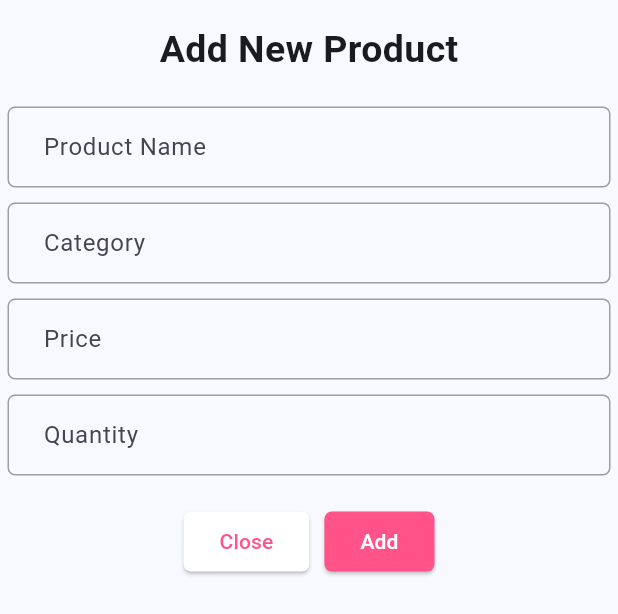
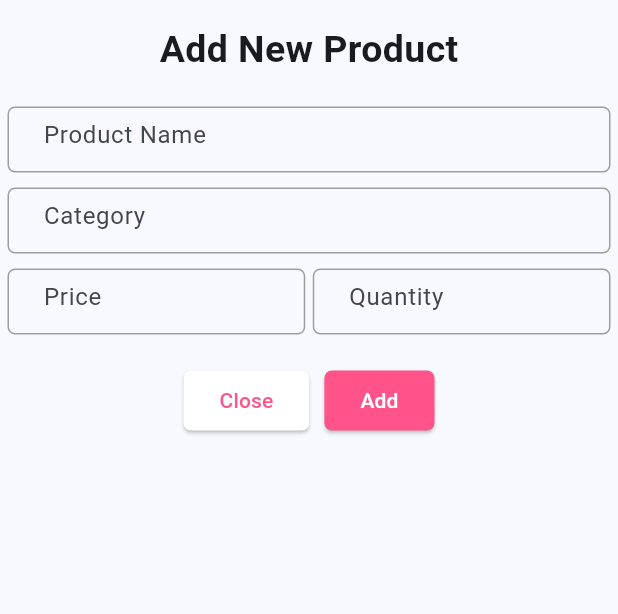
Before and after one commit to AkbarFahreza/cashier_app, a Flutter app: the InputModal widget shown alone on an empty page, opened directly with empty values, on a phone screen of 412 x 824 dp. Shown: the top 614 px of the screen. Run offline on Flutter 3.47's test engine with Material 3 defaults, Android fonts, the phone set to English and light mode, and no system bars; our stand-ins replace flutter_slidable, hive, hive_flutter; accounts and stored records are empty.

```diff
--- a/lib/input_modal.dart
+++ b/lib/input_modal.dart
@@ -1,4 +1,6 @@
+import 'package:flutter/cupertino.dart';
 import 'package:flutter/material.dart';
+import 'package:flutter/widgets.dart';
 
 class InputModal extends StatelessWidget {
   final TextEditingController nameController;
@@ -46,16 +48,29 @@ class InputModal extends StatelessWidget {
               keyboardType: TextInputType.text,
             ),
             const SizedBox(height: 10.0),
-            _buildTextField(
+            Row(
+              children: [
+                Flexible(
+                  child: Padding(
+                    padding: const EdgeInsets.only(right: 2.5),
+                    child: _buildTextField(
                       controller: priceController,
                       hintText: 'Price',
                       keyboardType: TextInputType.number,
                     ),
-            const SizedBox(height: 10.0),
-            _buildTextField(
+                  ),
+                ),
+                Flexible(
+                  child: Padding(
+                    padding: const EdgeInsets.only(left: 2.5),
+                    child: _buildTextField(
                       controller: quantityController,
                       hintText: 'Quantity',
                       keyboardType: TextInputType.number,
+                    ),
+                  ),
+                ),
+              ],
             ),
             const SizedBox(height: 20.0),
             Row(
@@ -127,7 +142,9 @@ class InputModal extends StatelessWidget {
     required String hintText,
     required TextInputType keyboardType,
   }) {
-    return TextField(
+    return SizedBox(
+      height: 44,
+      child: TextField(
         controller: controller,
         keyboardType: keyboardType,
         decoration: InputDecoration(
@@ -149,6 +166,7 @@ class InputModal extends StatelessWidget {
             horizontal: 20.0,
           ),
         ),
+      ),
     );
   }
 }
--- a/pubspec.yaml
+++ b/pubspec.yaml
@@ -34,6 +34,7 @@ dependencies:
   hive_flutter:
   path_provider:
   flutter_slidable:
+  intl:
 
 
   # The following adds the Cupertino Icons font to your application.
```
Also changed, not shown: lib/main.dart (+89 -14 lines), pubspec.lock. Lines whose indentation alone changed are shown as unchanged.
